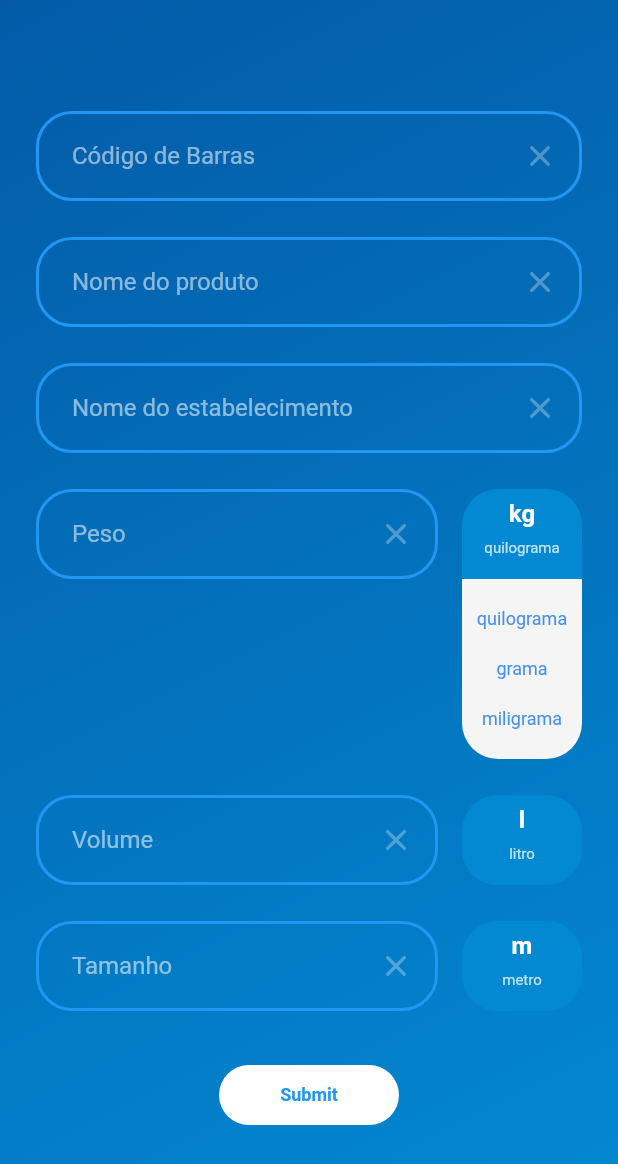
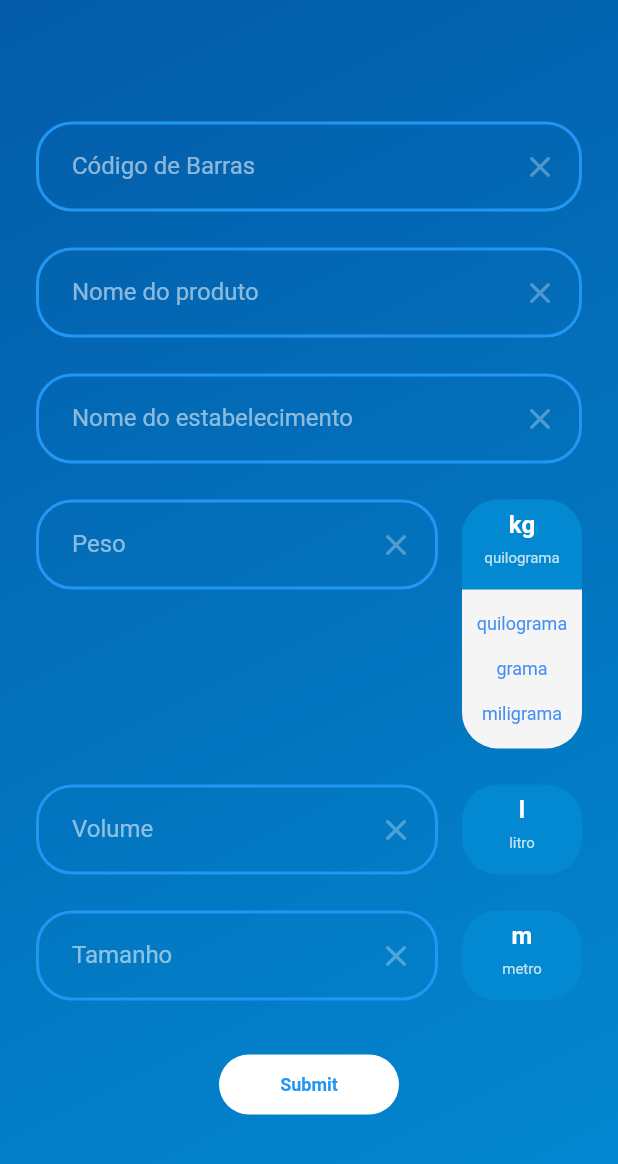
Before and after one commit to danieljorge17/product_catalog_screen, a Flutter app: the screen it shows after launch, after a tap on "kg", on a phone screen of 412 x 824 dp. Shown: the top 1164 px of the screen. Run offline on Flutter 3.47's test engine with Material 2 defaults, Android fonts, the phone set to English and light mode, and no system bars.

Commit message:
Chris suggestions

```diff
--- a/lib/main.dart
+++ b/lib/main.dart
@@ -57,8 +57,7 @@
                 hintText: "Ex: Supermercado São Jorge - Centro",
               ),
               const SizedBox(height: 24),
-              IntrinsicHeight(
-                child: Row(
+              Row(
                 crossAxisAlignment: CrossAxisAlignment.start,
                 //crossAxisAlignment: CrossAxisAlignment.stretch,
                 children: const [
@@ -78,10 +77,8 @@
                   ),
                 ],
               ),
-              ),
               const SizedBox(height: 24),
-              IntrinsicHeight(
-                child: Row(
+              Row(
                 crossAxisAlignment: CrossAxisAlignment.start,
                 //crossAxisAlignment: CrossAxisAlignment.stretch,
                 children: const [
@@ -100,10 +97,8 @@
                   ),
                 ],
               ),
-              ),
               const SizedBox(height: 24),
-              IntrinsicHeight(
-                child: Row(
+              Row(
                 crossAxisAlignment: CrossAxisAlignment.start,
                 //crossAxisAlignment: CrossAxisAlignment.stretch,
                 children: const [
@@ -122,7 +117,6 @@
                     ],
                   ),
                 ],
-                ),
               ),
               const SizedBox(height: 36),
               const SubmitButton(),
@@ -166,7 +160,7 @@
 
   bool isOpen = false;
   BorderRadius borderButton = BorderRadius.circular(24);
-  double heightDropdown = 60;
+
   List<String> optionChosed = ["", ""];
 
   @override
@@ -177,8 +171,6 @@
 
   void _switchOptions(int index) {
     setState(() {
-      // print(widget.optionsList[index][0]);
-      // print(index);
       optionChosed = widget.optionsList[index];
       _openCloseDropdown();
     });
@@ -188,13 +180,13 @@
     setState(() {
       if (isOpen) {
         borderButton = BorderRadius.circular(24);
-        heightDropdown = 60;
+
         isOpen = false;
         backgroundDropdownColor = backgroundButtonColor;
       } else {
         borderButton = const BorderRadius.only(
             topLeft: Radius.circular(24), topRight: Radius.circular(24));
-        heightDropdown = 116 + 32 * (widget.optionsList.length - 1);
+
         backgroundDropdownColor = setBackgroundDropdownColor;
         isOpen = true;
       }
@@ -203,47 +195,8 @@
 
   @override
   Widget build(BuildContext context) {
-    return Stack(
+    return Column(
       children: [
-        AnimatedContainer(
-          curve: Curves.easeInOutSine,
-          height: heightDropdown,
-          width: widthButton,
-          duration: const Duration(milliseconds: 250),
-          decoration: BoxDecoration(
-            borderRadius: BorderRadius.only(
-              topLeft: Radius.circular(heightButton / 2),
-              topRight: Radius.circular(heightButton / 2),
-              bottomLeft: const Radius.circular(24),
-              bottomRight: const Radius.circular(24),
-            ),
-            color: backgroundDropdownColor,
-          ),
-          child: Column(
-              mainAxisAlignment: MainAxisAlignment.spaceBetween,
-              children: [
-                SizedBox(
-                  height: heightButton,
-                ),
-                for (int i = 0; i < widget.optionsList.length; i++)
-                  Flexible(
-                    flex: 1,
-                    child: InkWell(
-                      onTap: () {
-                        _switchOptions(i);
-                      },
-                      child: Text(
-                        widget.optionsList[i][1],
-                        style: dropdownButtonOptions,
-                      ),
-                    ),
-                  ),
-                const Flexible(
-                  flex: 1,
-                  child: SizedBox(),
-                ),
-              ]),
-        ),
         InkWell(
           onTap: _openCloseDropdown,
           child: AnimatedContainer(
@@ -270,6 +223,45 @@
                 const SizedBox(),
               ],
             ),
+          ),
+        ),
+        AnimatedSize(
+          curve: Curves.easeInOutSine,
+          duration: const Duration(milliseconds: 250),
+          child: Container(
+            width: widthButton,
+            decoration: BoxDecoration(
+              borderRadius: const BorderRadius.vertical(
+                bottom: Radius.circular(24),
+              ),
+              color: backgroundDropdownColor,
+            ),
+            child: isOpen
+                ? ListView(shrinkWrap: true, children: [
+                    SizedBox(
+                      height: isOpen ? 8 : 0,
+                    ),
+                    if (isOpen)
+                      for (int i = 0; i < widget.optionsList.length; i++)
+                        InkWell(
+                          onTap: () {
+                            _switchOptions(i);
+                          },
+                          child: Center(
+                            child: Padding(
+                              padding: const EdgeInsets.symmetric(vertical: 8),
+                              child: Text(
+                                widget.optionsList[i][1],
+                                style: dropdownButtonOptions,
+                              ),
+                            ),
+                          ),
+                        ),
+                    SizedBox(
+                      height: isOpen ? 8 : 0,
+                    ),
+                  ])
+                : const SizedBox.shrink(),
           ),
         ),
       ],
```
Lines whose indentation alone changed are shown as unchanged.
